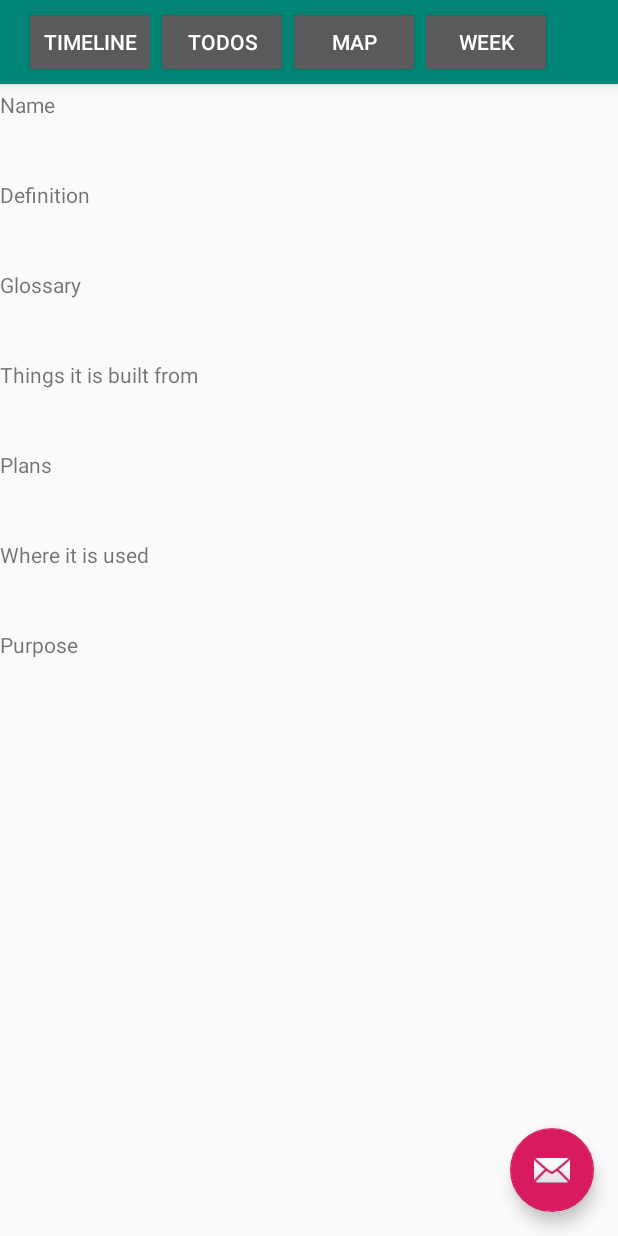
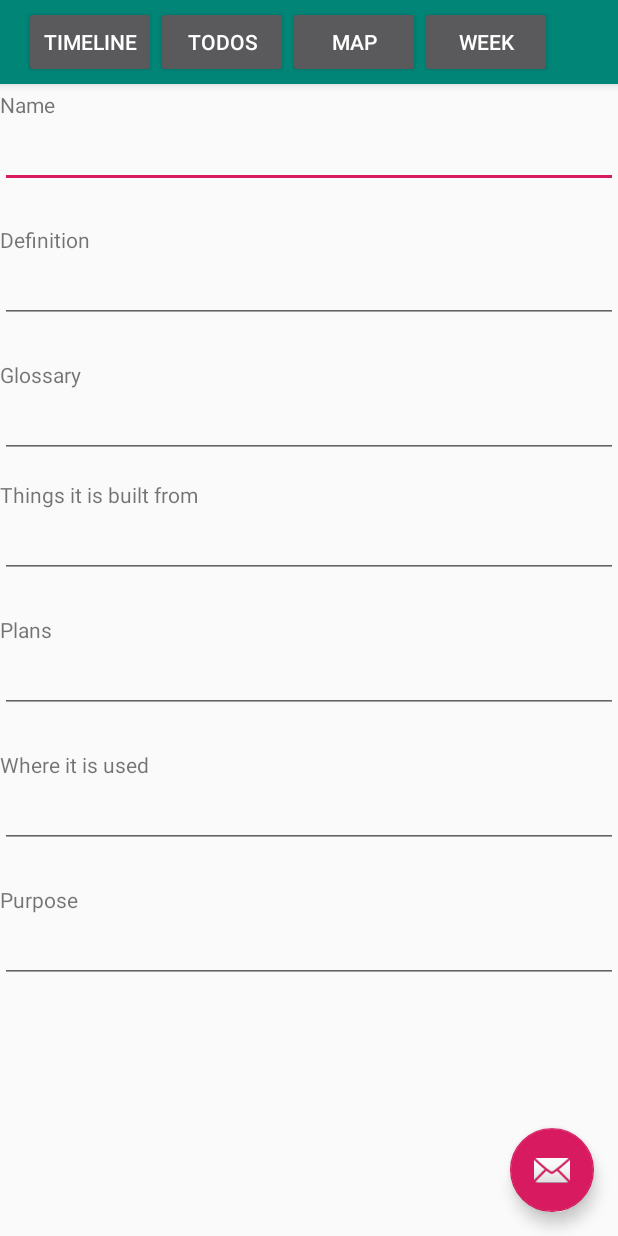
Before and after one commit to player1s/ChecklistExtendedNew, an Android app: the ConceptDetails screen opened directly, with no data from a screen before it, on a phone screen of 412 x 824 dp. Run offline under Robolectric (Android 15) with nearby library versions, the phone set to English and light mode, and no system bars.

```diff
--- a/app/src/main/res/layout/activity_concept_details.xml
+++ b/app/src/main/res/layout/activity_concept_details.xml
@@ -64,53 +64,117 @@
         android:layout_marginTop="60dp"
         android:text="Name" />
 
+    <EditText
+        android:id="@+id/editNameInDetails"
+        android:layout_width="match_parent"
+        android:layout_height="wrap_content"
+        android:layout_marginLeft="0dp"
+        android:layout_marginTop="80dp"
+        android:ems="10"
+        android:inputType="textMultiLine" />
+
     <TextView
         android:id="@+id/DefinitionInDetails"
         android:layout_width="wrap_content"
         android:layout_height="wrap_content"
         android:layout_marginLeft="0dp"
-        android:layout_marginTop="120dp"
+        android:layout_marginTop="150dp"
         android:text="Definition" />
+
+    <EditText
+        android:id="@+id/editDefinitionInDetails"
+        android:layout_width="match_parent"
+        android:layout_height="wrap_content"
+        android:layout_marginLeft="0dp"
+        android:layout_marginTop="170dp"
+        android:ems="10"
+        android:inputType="textMultiLine" />
 
     <TextView
         android:id="@+id/GlossaryInDetails"
         android:layout_width="wrap_content"
         android:layout_height="wrap_content"
         android:layout_marginLeft="0dp"
-        android:layout_marginTop="180dp"
+        android:layout_marginTop="240dp"
         android:text="Glossary" />
+
+    <EditText
+        android:id="@+id/editGlossaryInDetails"
+        android:layout_width="match_parent"
+        android:layout_height="wrap_content"
+        android:layout_marginLeft="0dp"
+        android:layout_marginTop="260dp"
+        android:ems="10"
+        android:inputType="textMultiLine" />
 
     <TextView
         android:id="@+id/ThingsItIsBuiltFromInDetails"
         android:layout_width="wrap_content"
         android:layout_height="wrap_content"
         android:layout_marginLeft="0dp"
-        android:layout_marginTop="240dp"
+        android:layout_marginTop="320dp"
         android:text="Things it is built from" />
+
+    <EditText
+        android:id="@+id/editThingsItIsBuiltFromInDetails"
+        android:layout_width="match_parent"
+        android:layout_height="wrap_content"
+        android:layout_marginLeft="0dp"
+        android:layout_marginTop="340dp"
+        android:ems="10"
+        android:inputType="textMultiLine" />
 
     <TextView
         android:id="@+id/PlansInDetails"
         android:layout_width="wrap_content"
         android:layout_height="wrap_content"
         android:layout_marginLeft="0dp"
-        android:layout_marginTop="300dp"
+        android:layout_marginTop="410dp"
         android:text="Plans" />
+
+    <EditText
+        android:id="@+id/editPlansInDetails"
+        android:layout_width="match_parent"
+        android:layout_height="wrap_content"
+        android:layout_marginLeft="0dp"
+        android:layout_marginTop="430dp"
+        android:ems="10"
+        android:inputType="textMultiLine" />
 
     <TextView
         android:id="@+id/UsesInDetails"
         android:layout_width="wrap_content"
         android:layout_height="wrap_content"
         android:layout_marginLeft="0dp"
-        android:layout_marginTop="360dp"
+        android:layout_marginTop="500dp"
         android:text="Where it is used" />
+
+    <EditText
+        android:id="@+id/editUsesInDetails"
+        android:layout_width="match_parent"
+        android:layout_height="wrap_content"
+        android:layout_marginLeft="0dp"
+        android:layout_marginTop="520dp"
+        android:ems="10"
+        android:inputType="textMultiLine" />
 
     <TextView
         android:id="@+id/PurposeInDetails"
         android:layout_width="wrap_content"
         android:layout_height="wrap_content"
         android:layout_marginLeft="0dp"
-        android:layout_marginTop="420dp"
+        android:layout_marginTop="590dp"
         android:text="Purpose" />
+
+    <EditText
+        android:id="@+id/editPurposeInDetails"
+        android:layout_width="match_parent"
+        android:layout_height="wrap_content"
+        android:layout_marginLeft="0dp"
+        android:layout_marginTop="610dp"
+        android:ems="10"
+        android:inputType="textMultiLine"
+        android:overScrollMode="always"/>
 
 
 </androidx.coordinatorlayout.widget.CoordinatorLayout>
```
Also changed, not shown: app/src/main/java/com/example/checklistextended/conceptModel.java (+76 -34 lines), app/src/main/java/com/example/checklistextended/mapOfUnderstanding.java (+88 -2 lines), app/src/main/res/layout/conceptinmap.xml (+8 -0 lines).
